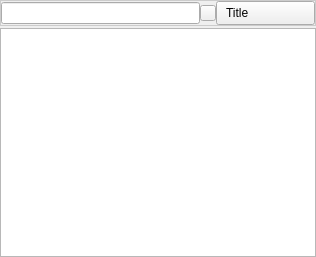
The window that retroshare-gui/src/gui/common/GroupTreeWidget.ui (RetroShare/RetroShare) describes before a commit, drawn with Qt 5.
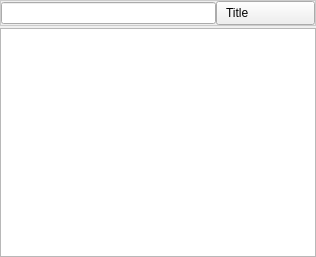
The same window after the commit. Icons and pictures are not drawn. Custom widgets are drawn as their Qt base class.

Commit message: Added new basic class for a QLineEdit with a clear button - LineEditClear.

Diff of the .ui file:
```diff
--- a/retroshare-gui/src/gui/common/GroupTreeWidget.ui
+++ b/retroshare-gui/src/gui/common/GroupTreeWidget.ui
@@ -94,33 +94,16 @@
          <number>0</number>
         </property>
         <item row="0" column="0">
-         <widget class="QLineEdit" name="filterText">
+         <widget class="LineEditClear" name="filterLineEdit">
           <property name="sizePolicy">
            <sizepolicy hsizetype="Expanding" vsizetype="Fixed">
             <horstretch>3</horstretch>
             <verstretch>0</verstretch>
            </sizepolicy>
           </property>
-          <property name="minimumSize">
-           <size>
-            <width>0</width>
-            <height>16</height>
-           </size>
-          </property>
-          <property name="maximumSize">
-           <size>
-            <width>1677777</width>
-            <height>16777215</height>
-           </size>
-          </property>
           <property name="toolTip">
            <string>Enter a Keyword here</string>
           </property>
-          <property name="styleSheet">
-           <string notr="true">QLineEdit#searchLine{
-border: none;}
-</string>
-          </property>
          </widget>
         </item>
         <item row="0" column="3">
@@ -143,46 +126,6 @@
           </item>
          </widget>
         </item>
-        <item row="0" column="1">
-         <widget class="QPushButton" name="clearFilter">
-          <property name="minimumSize">
-           <size>
-            <width>16</width>
-            <height>16</height>
-           </size>
-          </property>
-          <property name="maximumSize">
-           <size>
-            <width>16</width>
-            <height>16</height>
-           </size>
-          </property>
-          <property name="focusPolicy">
-           <enum>Qt::NoFocus</enum>
-          </property>
-          <property name="toolTip">
-           <string>Reset</string>
-          </property>
-          <property name="styleSheet">
-           <string notr="true">QPushButton
-{
- border-image: url(:/images/closenormal.png) 
-}
-                                
-QPushButton:hover 
-{
-border-image: url(:/images/closehover.png) 
-}
-                                
-QPushButton:pressed  {
-border-image: url(:/images/closepressed.png) 
-}</string>
-          </property>
-          <property name="text">
-           <string/>
-          </property>
-         </widget>
-        </item>
        </layout>
       </widget>
      </item>
@@ -240,6 +183,13 @@
    </item>
   </layout>
  </widget>
+ <customwidgets>
+  <customwidget>
+   <class>LineEditClear</class>
+   <extends>QLineEdit</extends>
+   <header>gui/common/LineEditClear.h</header>
+  </customwidget>
+ </customwidgets>
  <resources/>
  <connections/>
 </ui>
```
Left out of the diff: 8 changed lines with no effect on the pictures. The commit also changes 33 other files.
